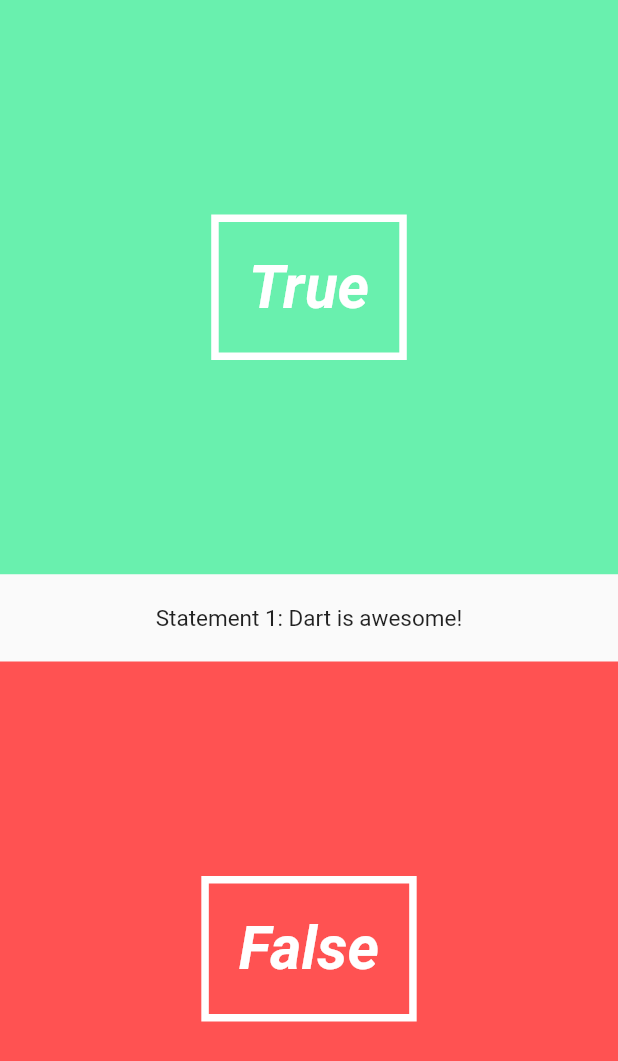
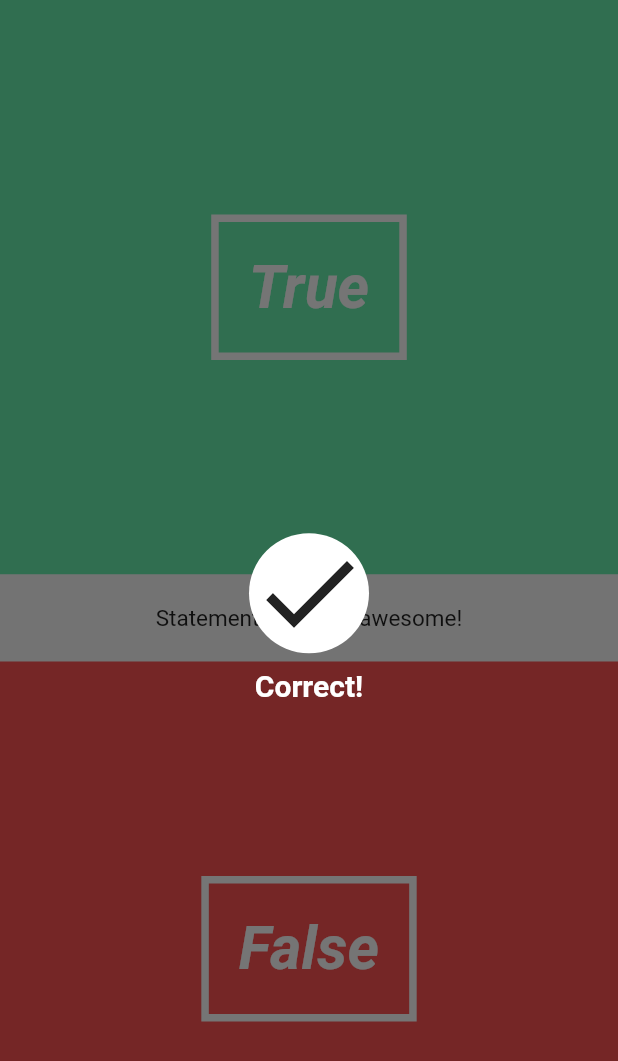
Before and after one commit to graphicbeacon/quiz-app, a Flutter app: the screen it shows after launch, on a phone screen of 412 x 824 dp. Shown: the top 1061 px of the screen. Run offline on Flutter 3.47's test engine with Material 2 defaults, Android fonts, the phone set to English and light mode, and no system bars.

Commit message:
Create correct/wrong answer overlay widget.

```diff
--- a/lib/pages/quiz_page.dart
+++ b/lib/pages/quiz_page.dart
@@ -4,6 +4,7 @@ import '../utils/question.dart';
 import '../utils/quiz.dart';
 import '../ui/answer_button.dart';
 import '../ui/question_text.dart';
+import '../ui/correct_wrong_overlay.dart';
 
 class QuizPage extends StatefulWidget {
   @override
@@ -14,6 +15,7 @@ class QuizPageState extends State<QuizPage> {
   @override
   Widget build(BuildContext context) {
     return new Stack(
+      fit: StackFit.expand,
       children: <Widget>[
         new Column(
           children: <Widget>[
@@ -22,6 +24,7 @@ class QuizPageState extends State<QuizPage> {
             new AnswerButton(false, () => print("You answered false")),
           ],
         ),
+        new CorrectWrongOverlay(true)
       ],
     );
   }
--- /dev/null
+++ b/lib/ui/correct_wrong_overlay.dart
@@ -0,0 +1,58 @@
+import 'dart:math' show pi;
+import 'package:flutter/material.dart';
+
+class CorrectWrongOverlay extends StatefulWidget {
+  final bool _isCorrect;
+
+  CorrectWrongOverlay(this._isCorrect);
+
+  @override
+  State createState() => new CorrectWrongOverlayState();
+}
+
+class CorrectWrongOverlayState extends State<CorrectWrongOverlay>
+    with SingleTickerProviderStateMixin {
+  Animation<double> _iconAnimation;
+  AnimationController _iconAnimationController;
+
+  @override
+  void initState() {
+    super.initState();
+    _iconAnimationController = new AnimationController(
+        duration: new Duration(seconds: 2), vsync: this);
+    _iconAnimation = new CurvedAnimation(
+        parent: _iconAnimationController, curve: Curves.elasticIn);
+    _iconAnimation.addListener(() => this.setState(() {}));
+    _iconAnimationController.forward(); // begin
+  }
+
+  @override
+  Widget build(BuildContext context) {
+    return new Material(
+        color: Colors.black54,
+        child: new InkWell(
+          onTap: () => print("you tapped the overlay!"),
+          child: new Column(
+            mainAxisAlignment: MainAxisAlignment.center,
+            children: <Widget>[
+              new Transform.rotate(
+                  angle: _iconAnimation.value * 2 * pi,
+                  child: new Container(
+                    decoration: new BoxDecoration(
+                        color: Colors.white, shape: BoxShape.circle),
+                    child: new Icon(
+                      widget._isCorrect == true ? Icons.done : Icons.clear,
+                      size: _iconAnimation.value * 80.0,
+                    ),
+                    margin: new EdgeInsets.only(bottom: 10.0),
+                  )),
+              new Text(widget._isCorrect == true ? "Correct!" : "Wrong!",
+                  style: new TextStyle(
+                      color: Colors.white,
+                      fontSize: _iconAnimation.value * 20.0,
+                      fontWeight: FontWeight.bold))
+            ],
+          ),
+        ));
+  }
+}
--- a/lib/ui/question_text.dart
+++ b/lib/ui/question_text.dart
@@ -22,8 +22,7 @@ class QuestionTextState extends State<QuestionText>
         duration: new Duration(milliseconds: 500), vsync: this);
     _fontSizeAnimation = new CurvedAnimation(
         parent: _fontSizeAnimationController,
-        curve:
-            Curves.bounceInOut); // animate values from 0.0, 0.1, 0.2, ... 1.0
+        curve: Curves.linear); // animate values from 0.0, 0.1, 0.2, ... 1.0
     _fontSizeAnimation.addListener(() => this.setState(
         () {})); // on every frame rebuild our widget with the new value
     _fontSizeAnimationController.forward(); // start animating
```
